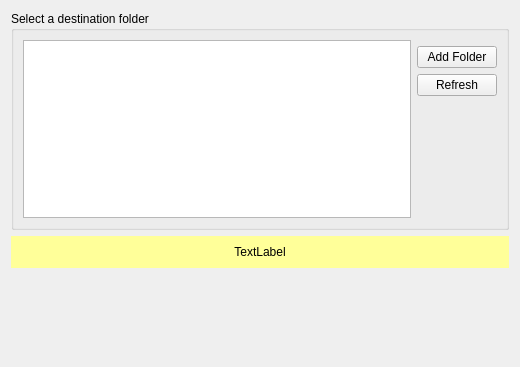
nextcloud/desktop, file src/mirall/folderwizardtargetpage.ui: the form before one commit.
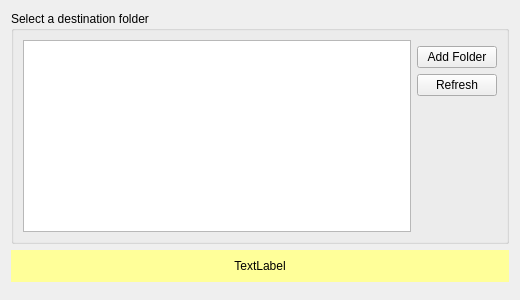
The form after the commit.

Commit message: folderwizard: layout fixes

The edit to the form file:
```diff
--- a/src/mirall/folderwizardtargetpage.ui
+++ b/src/mirall/folderwizardtargetpage.ui
@@ -7,7 +7,7 @@
     <x>0</x>
     <y>0</y>
     <width>520</width>
-    <height>367</height>
+    <height>300</height>
    </rect>
   </property>
   <property name="windowTitle">
@@ -190,7 +190,7 @@
      <property name="sizeHint" stdset="0">
       <size>
        <width>20</width>
-       <height>102</height>
+       <height>0</height>
       </size>
      </property>
     </spacer>
```
The commit also changes 1 other file.
